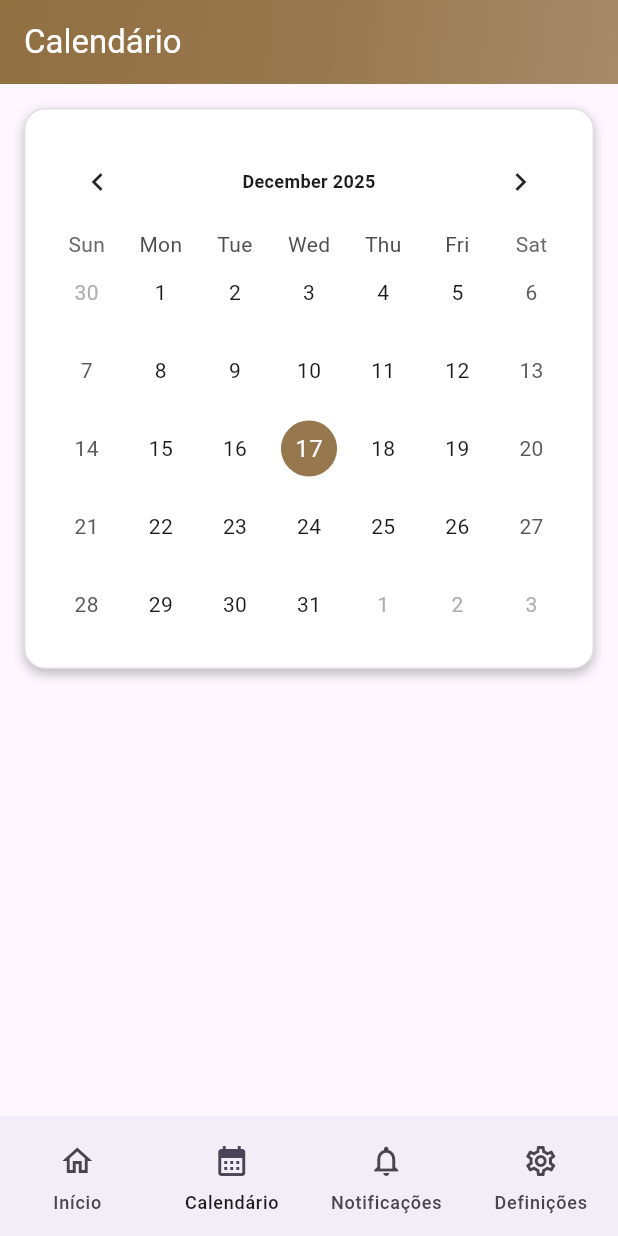
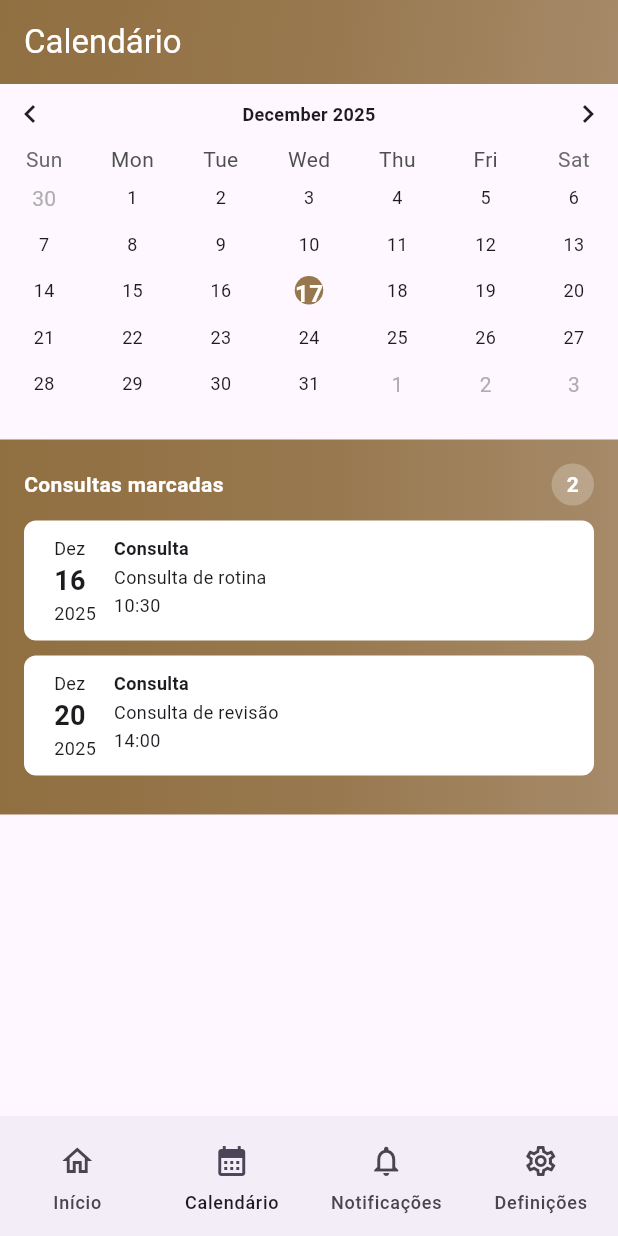
Before and after one commit to LihSlay/ADMPint02, a Flutter app: the Calendario screen opened by its route, on a phone screen of 412 x 824 dp. Run offline on Flutter 3.47's test engine with Material 3 defaults, Android fonts, the phone set to English and light mode, and no system bars; drawn by our look-alikes of table_calendar; our stand-ins replace dio, flutter_map, geolocator, go_router, latlong2, sqflite; missing offline and left inert: flutter_pdfview; accounts and stored records are empty.

Commit message:
página calendário quase finalizada

```diff
--- a/mobile/lib/inicio_calendario/calendario.dart
+++ b/mobile/lib/inicio_calendario/calendario.dart
@@ -25,33 +25,20 @@ class _CalendarioState extends State<Calendario> {
         flexibleSpace: Container(
           decoration: const BoxDecoration(
             gradient: LinearGradient(
-              colors: [
-                Color(0xFF907041),
-                Color(0xFF97774D),
-                Color(0xFFA68A69),
-              ],
+              colors: [Color(0xFF907041), Color(0xFF97774D), Color(0xFFA68A69)],
               begin: Alignment.topLeft,
               end: Alignment.bottomRight,
             ),
           ),
         ),
       ),
-      body: Padding(
-        padding: const EdgeInsets.all(16),
-        child: Container(
-          padding: const EdgeInsets.all(16),
-          decoration: BoxDecoration(
-            color: Colors.white,
-            borderRadius: BorderRadius.circular(14),
-            border: Border.all(color: Colors.grey.shade300),
-            boxShadow: const [
-              BoxShadow(
-                color: Colors.black26,
-                blurRadius: 6,
-                offset: Offset(0, 3),
-              ),
-            ],
-          ),
+      body: SingleChildScrollView(
+        // remove o padding aqui
+        child: Column(
+          children: [
+            // Calendário
+            SizedBox(
+              height: 217,
               child: TableCalendar(
   firstDay: DateTime.utc(2020, 1, 1),
   lastDay: DateTime.utc(2030, 12, 31),
@@ -64,17 +51,28 @@ class _CalendarioState extends State<Calendario> {
     });
   },
   headerStyle: const HeaderStyle(
-              formatButtonVisible: false, // remove botão de 2 semanas / mês
+    formatButtonVisible: false,
     titleTextStyle: TextStyle(
-                fontSize: 12, // define o tamanho da fonte do mês
+      fontSize: 12,
       fontWeight: FontWeight.bold,
     ),
     titleCentered: true,
+    leftChevronPadding: EdgeInsets.zero,
+    rightChevronPadding: EdgeInsets.zero,
   ),
+  daysOfWeekHeight: 20,
+  rowHeight: 31, // aumenta a altura da linha para círculos maiores
   calendarStyle: const CalendarStyle(
+    defaultTextStyle: TextStyle(fontSize: 12),
+    weekendTextStyle: TextStyle(fontSize: 12),
     todayDecoration: BoxDecoration(
       color: Color(0xFF97774D),
       shape: BoxShape.circle,
+    ),
+    todayTextStyle: TextStyle(
+      fontSize: 16, // aumenta o tamanho do número do dia atual
+      fontWeight: FontWeight.bold,
+      color: Colors.white,
     ),
     selectedDecoration: BoxDecoration(
       color: Color(0xFFA68A69),
@@ -82,8 +80,80 @@ class _CalendarioState extends State<Calendario> {
     ),
   ),
 ),
+
+            ),
+
+            const SizedBox(height: 20),
+
+            // Container do gradiente ocupa toda a largura
+            Container(
+              width: double.infinity, // toca nas bordas
+              decoration: const BoxDecoration(
+                gradient: LinearGradient(
+                  colors: [
+                    Color(0xFF907041),
+                    Color(0xFF97774D),
+                    Color(0xFFA68A69),
+                  ],
+                  begin: Alignment.centerLeft,
+                  end: Alignment.centerRight,
                 ),
               ),
+              child: Padding(
+                padding: const EdgeInsets.all(16),
+                child: Column(
+                  crossAxisAlignment: CrossAxisAlignment.start,
+                  children: [
+                    Row(
+                      mainAxisAlignment: MainAxisAlignment.spaceBetween,
+                      children: [
+                        const Text(
+                          "Consultas marcadas",
+                          style: TextStyle(
+                            fontSize: 14,
+                            fontWeight: FontWeight.bold,
+                            color: Colors.white,
+                          ),
+                        ),
+                        Container(
+                          padding: const EdgeInsets.symmetric(
+                            horizontal: 10,
+                            vertical: 4,
+                          ),
+                          decoration: BoxDecoration(
+                            color: Colors.white24,
+                            borderRadius: BorderRadius.circular(24),
+                          ),
+                          child: const Text(
+                            "2",
+                            style: TextStyle(
+                              fontSize: 14,
+                              fontWeight: FontWeight.bold,
+                              color: Colors.white,
+                            ),
+                          ),
+                        ),
+                      ],
+                    ),
+                    const SizedBox(height: 10),
+                    _cardConsulta(
+                      tipoConsulta: "Consulta de rotina",
+                      data: "16/12/2025",
+                      horario: "10:30",
+                    ),
+                    _cardConsulta(
+                      tipoConsulta: "Consulta de revisão",
+                      data: "20/12/2025",
+                      horario: "14:00",
+                    ),
+                  ],
+                ),
+              ),
+            ),
+          ],
+        ),
+      ),
+
       bottomNavigationBar: NavigationBar(
         selectedIndex: currentPageIndex,
         indicatorColor: Colors.transparent,
@@ -131,4 +201,59 @@ class _CalendarioState extends State<Calendario> {
       ),
     );
   }
+
+  // -------------------- CARD CONSULTA --------------------
+
+Widget _cardConsulta({
+  required String tipoConsulta,
+  required String data,
+  required String horario,
+}) {
+  final partesData = data.split('/'); // [dd, MM, yyyy]
+  final dia = partesData[0];
+  final mesNumero = int.parse(partesData[1]);
+  final ano = partesData[2];
+
+  const meses = [
+    'Jan', 'Fev', 'Mar', 'Abr', 'Mai', 'Jun',
+    'Jul', 'Ago', 'Set', 'Out', 'Nov', 'Dez',
+  ];
+  final mesTexto = meses[mesNumero - 1];
+
+  return Container(
+    constraints: const BoxConstraints(minHeight: 70),
+    margin: const EdgeInsets.only(bottom: 10),
+    padding: const EdgeInsets.fromLTRB(20, 10, 10, 10), // mais espaço à esquerda
+    decoration: BoxDecoration(
+      borderRadius: BorderRadius.circular(8),
+      color: Colors.white,
+    ),
+    child: Row(
+      crossAxisAlignment: CrossAxisAlignment.start,
+      children: [
+        Column(
+          crossAxisAlignment: CrossAxisAlignment.start,
+          children: [
+            Text(mesTexto, style: const TextStyle(fontSize: 12)),
+            Text(dia, style: const TextStyle(fontSize: 18, fontWeight: FontWeight.bold)),
+            Text(ano, style: const TextStyle(fontSize: 12)),
+          ],
+        ),
+        const SizedBox(width: 12),
+        Expanded(
+          child: Column(
+            crossAxisAlignment: CrossAxisAlignment.start,
+            children: [
+              Text('Consulta', style: const TextStyle(fontSize: 12, fontWeight: FontWeight.w600)),
+              const SizedBox(height: 2),
+              Text(tipoConsulta, style: const TextStyle(fontSize: 12)),
+              const SizedBox(height: 2),
+              Text(horario, style: const TextStyle(fontSize: 12)),
+            ],
+          ),
+        ),
+      ],
+    ),
+  );
 }
+}
```
Lines whose indentation alone changed are shown as unchanged.
